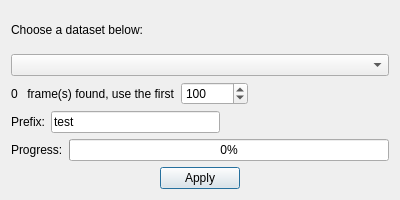
Old version of the form ui/mean_std.ui in the repository LiuLab-CSRC/ClickX.
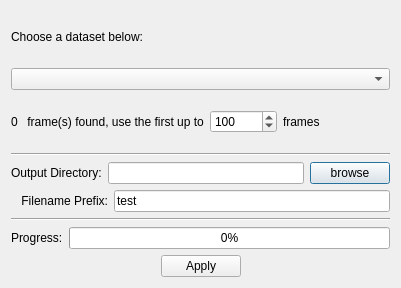
New version of the form.

What changed in the file:
```diff
--- a/ui/mean_std.ui
+++ b/ui/mean_std.ui
@@ -6,8 +6,8 @@
    <rect>
     <x>0</x>
     <y>0</y>
-    <width>400</width>
-    <height>200</height>
+    <width>401</width>
+    <height>288</height>
    </rect>
   </property>
   <property name="windowTitle">
@@ -53,7 +53,7 @@
      <item>
       <widget class="QLabel" name="label_2">
        <property name="text">
-        <string> frame(s) found, use the first</string>
+        <string> frame(s) found, use the first up to</string>
        </property>
       </widget>
      </item>
@@ -67,6 +67,13 @@
        </property>
       </widget>
      </item>
+     <item>
+      <widget class="QLabel" name="label_4">
+       <property name="text">
+        <string>frames</string>
+       </property>
+      </widget>
+     </item>
      <item>
       <spacer name="horizontalSpacer_3">
        <property name="orientation">
@@ -82,12 +89,40 @@
      </item>
     </layout>
    </item>
+   <item>
+    <widget class="Line" name="line_2">
+     <property name="orientation">
+      <enum>Qt::Horizontal</enum>
+     </property>
+    </widget>
+   </item>
+   <item>
+    <layout class="QHBoxLayout" name="horizontalLayout_5">
+     <item>
+      <widget class="QLabel" name="label_6">
+       <property name="text">
+        <string>Output Directory:</string>
+       </property>
+      </widget>
+     </item>
+     <item>
+      <widget class="QLineEdit" name="output_dir"/>
+     </item>
+     <item>
+      <widget class="QPushButton" name="browse_btn">
+       <property name="text">
+        <string>browse</string>
+       </property>
+      </widget>
+     </item>
+    </layout>
+   </item>
    <item>
     <layout class="QHBoxLayout" name="horizontalLayout_4">
      <item>
       <widget class="QLabel" name="label_5">
        <property name="text">
-        <string>Prefix:</string>
+        <string>   Filename Prefix:</string>
        </property>
        <property name="alignment">
         <set>Qt::AlignRight|Qt::AlignTrailing|Qt::AlignVCenter</set>
@@ -101,21 +136,15 @@
        </property>
       </widget>
      </item>
-     <item>
-      <spacer name="horizontalSpacer_5">
-       <property name="orientation">
-        <enum>Qt::Horizontal</enum>
-       </property>
-       <property name="sizeHint" stdset="0">
-        <size>
-         <width>40</width>
-         <height>20</height>
-        </size>
-       </property>
-      </spacer>
-     </item>
     </layout>
    </item>
+   <item>
+    <widget class="Line" name="line">
+     <property name="orientation">
+      <enum>Qt::Horizontal</enum>
+     </property>
+    </widget>
+   </item>
    <item>
     <layout class="QHBoxLayout" name="horizontalLayout_3">
      <item>
```
